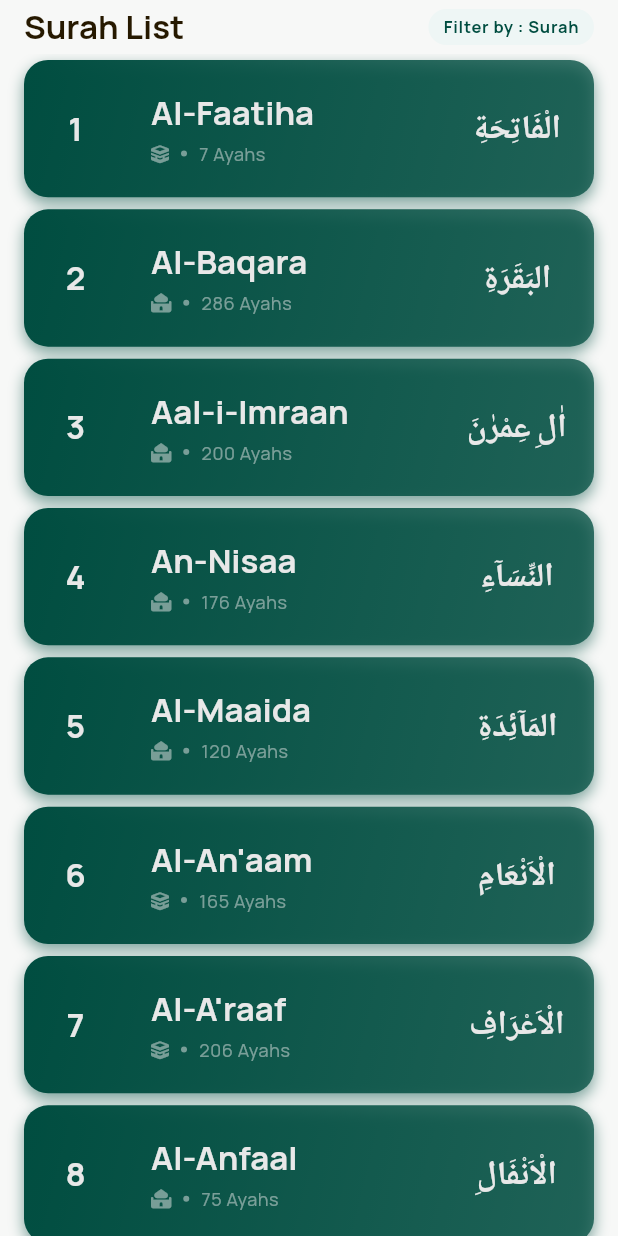
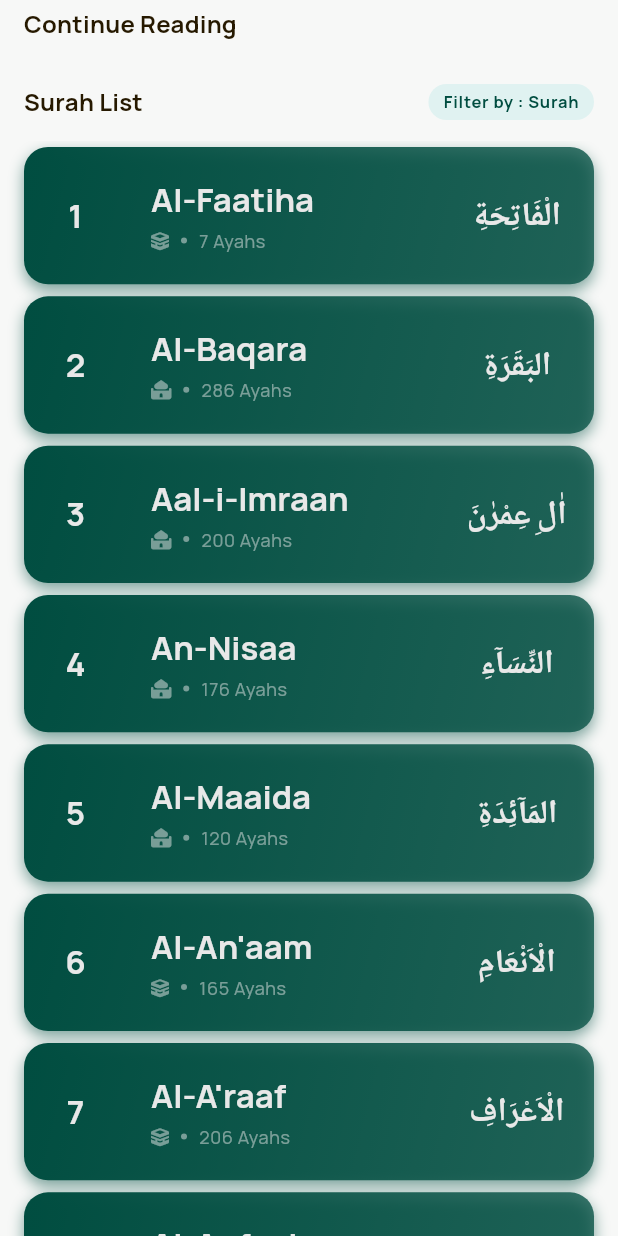
Before and after one commit to andrehaliim/deenly, a Flutter app: the QuranPage widget shown alone on an empty page, opened directly, on a phone screen of 412 x 824 dp. Run offline on Flutter 3.47's test engine with Material 3 defaults, Android fonts, the phone set to English and light mode, and no system bars; our stand-ins replace flutter_compass, flutter_local_notifications, font_awesome_flutter, geocoding, geolocator, google_fonts and 7 more; missing offline and left inert: country_flags, home_widget, workmanager; accounts and stored records are empty; network calls fail.

Commit message:
fix: continue read quran

```diff
--- a/lib/components/surah_provider.dart
+++ b/lib/components/surah_provider.dart
@@ -13,7 +13,7 @@ class SurahProvider extends ChangeNotifier {
   final baseUrl = 'https://cdn.jsdelivr.net/gh/fawazahmed0/quran-api@1';
 
   List<SurahModel> _surahList = [];
-  List<JuzModel> _surahJuzList = [];
+  final List<JuzModel> _surahJuzList = [];
   List<ContinueModel> _continueList = [];
   bool _isLoading = false;
   String? _code;
@@ -180,6 +180,7 @@ class SurahProvider extends ChangeNotifier {
       final result = await db.query(
         DatabaseHelper.tableContinueReading,
         orderBy: 'updatedAt DESC',
+        limit: 5,
       );
 
       final List<ContinueModel> tempList = [];
--- a/lib/pages/main_page.dart
+++ b/lib/pages/main_page.dart
@@ -38,7 +38,9 @@ class _MainPageState extends State<MainPage> {
         elevation: 0,
         centerTitle: true,
         actions: [
-          IconButton(
+          _selectedIndex != 2
+              ? Container()
+              : IconButton(
                   icon: Icon(
                     Icons.settings,
                     color: Theme.of(context).colorScheme.primary,
--- a/lib/pages/quran/quran_page.dart
+++ b/lib/pages/quran/quran_page.dart
@@ -39,9 +39,28 @@ class _QuranPageState extends State<QuranPage> {
 
         return Column(
           children: [
+            Padding(
+              padding: const EdgeInsets.symmetric(
+                horizontal: 16.0,
+                vertical: 4.0,
+              ),
+              child: Row(
+                children: [
+                  Text(
+                    AppLocalizations.of(context)!.continueRead,
+                    style: Theme.of(context).textTheme.titleMedium?.copyWith(
+                      fontWeight: FontWeight.bold,
+                      color: Theme.of(context).colorScheme.onTertiary,
+                    ),
+                  ),
+                ],
+              ),
+            ),
+            SizedBox(height: 10),
             provider.continueList.isNotEmpty
                 ? listContinue(provider)
                 : Container(),
+            SizedBox(height: 10),
             Padding(
               padding: const EdgeInsets.symmetric(
                 horizontal: 16.0,
@@ -51,7 +70,7 @@ class _QuranPageState extends State<QuranPage> {
                 children: [
                   Text(
                     'Surah List',
-                    style: Theme.of(context).textTheme.titleLarge?.copyWith(
+                    style: Theme.of(context).textTheme.titleMedium?.copyWith(
                       fontWeight: FontWeight.bold,
                       color: Theme.of(context).colorScheme.onTertiary,
                     ),
@@ -69,9 +88,7 @@ class _QuranPageState extends State<QuranPage> {
                         vertical: 4,
                       ),
                       decoration: BoxDecoration(
-                        color: Theme.of(
-                          context,
-                        ).colorScheme.primaryContainer.withAlpha(100),
+                        color: Theme.of(context).colorScheme.primaryContainer,
                         borderRadius: BorderRadius.circular(20),
                       ),
                       child: Text(
@@ -88,6 +105,7 @@ class _QuranPageState extends State<QuranPage> {
                 ],
               ),
             ),
+            SizedBox(height: 10),
             Expanded(
               child: filterByJuz
                   ? listPerJuz(provider)
@@ -101,7 +119,7 @@ class _QuranPageState extends State<QuranPage> {
 
   Widget listContinue(SurahProvider provider) {
     return SizedBox(
-      height: MediaQuery.of(context).size.height / 8,
+      height: MediaQuery.of(context).size.height / 10,
       width: double.infinity,
       child: ListView.builder(
         scrollDirection: Axis.horizontal,
@@ -129,9 +147,12 @@ class _QuranPageState extends State<QuranPage> {
               margin: const EdgeInsets.symmetric(horizontal: 4.0),
               decoration: BoxDecoration(
                 borderRadius: BorderRadius.circular(8),
-                color: Theme.of(
-                  context,
-                ).colorScheme.primaryContainer.withAlpha(100),
+                color: Theme.of(context).colorScheme.primaryContainer,
+                border: Border.all(
+                  color: Theme.of(
+                    context,
+                  ).colorScheme.onPrimaryContainer.withValues(alpha: 0.5),
+                ),
               ),
               child: Center(
                 child: Column(
@@ -145,7 +166,7 @@ class _QuranPageState extends State<QuranPage> {
                       ),
                     ),
                     Text(
-                      'Ayat ${data.ayahNumber}',
+                      'Ayat ${data.ayahNumber == 0 ? '1' : data.ayahNumber}',
                       style: Theme.of(context).textTheme.bodyMedium?.copyWith(
                         color: Theme.of(
                           context,
```
Also changed, not shown: lib/components/database_helper.dart (+41 -2 lines), lib/pages/quran/quran_detail_page.dart (+9 -7 lines). Lines whose indentation alone changed are shown as unchanged.
